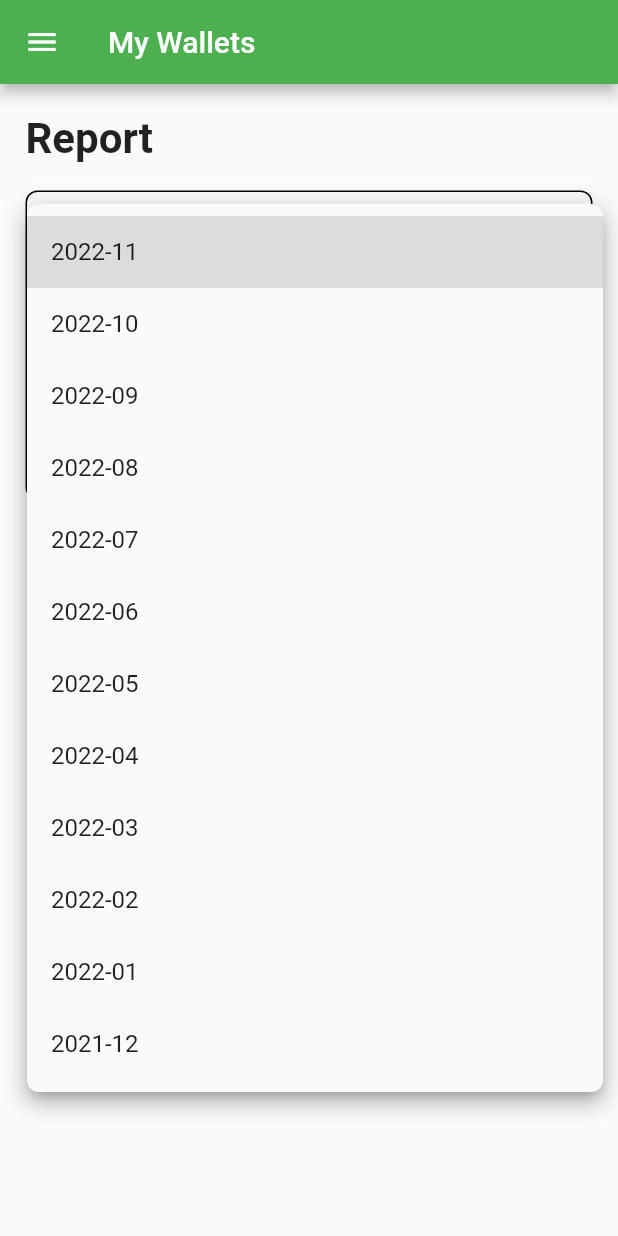
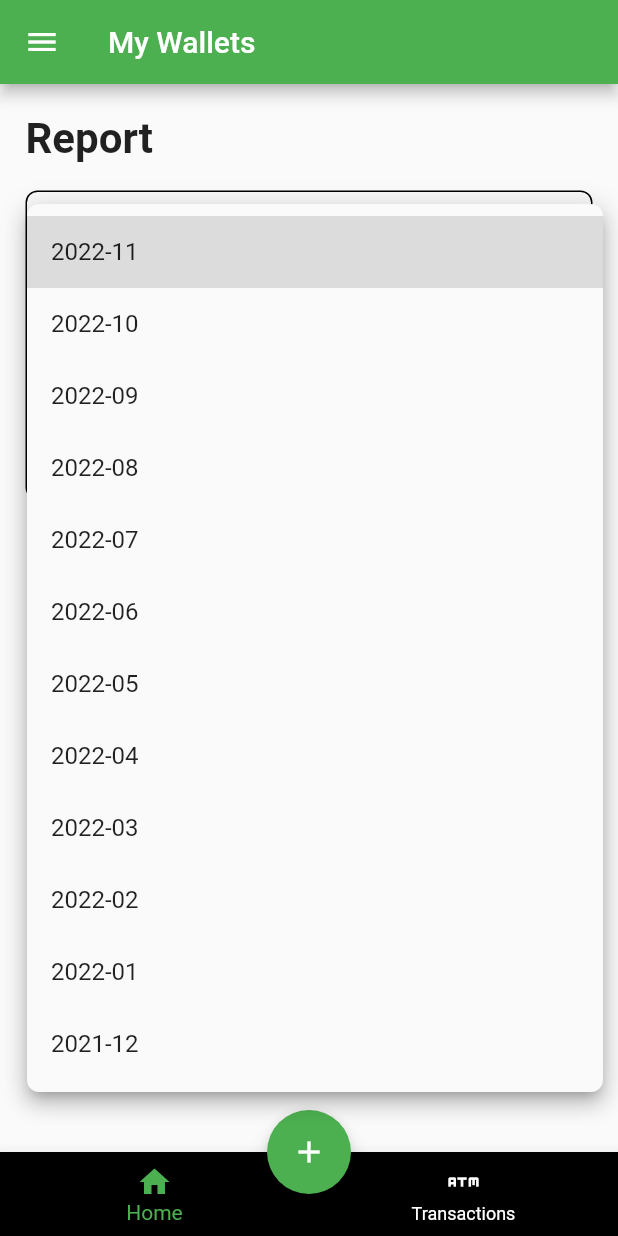
Before and after one commit to duitku-pbp/duitku-flutter, a Flutter app: the WalletHomePage screen opened by its route, after a tap on an icon or button, on a phone screen of 412 x 824 dp. Run offline on Flutter 3.47's test engine with Material 2 defaults, Android fonts, the phone set to English and light mode, and no system bars; our stand-ins replace cookie_jar, dartz, get_it; network calls fail; statements that could not run were skipped.

Commit message:
feat: add wallet page scaffold

```diff
--- a/lib/wallet/pages/wallet_home_page.dart
+++ b/lib/wallet/pages/wallet_home_page.dart
@@ -1,6 +1,7 @@
 import 'package:duitku/common/widgets/app_drawer.dart';
 import 'package:duitku/wallet/providers/wallet_provider.dart';
 import 'package:duitku/wallet/widgets/report_card.dart';
+import 'package:duitku/wallet/widgets/wallet_scaffold.dart';
 import 'package:duitku/wallet/widgets/wallet_tiles.dart';
 import 'package:flutter/material.dart';
 import 'package:provider/provider.dart';
@@ -46,9 +47,9 @@ class _WalletHomePageState extends State<WalletHomePage> {
 
   @override
   Widget build(BuildContext context) {
-    return Scaffold(
-      appBar: AppBar(title: const Text("My Wallets")),
-      drawer: const AppDrawer(),
+    return WalletScaffold(
+      idx: 0,
+      title: "My Wallets",
       body: RefreshIndicator(
         child: FutureBuilder(
           future: _getWallets ?? walletProv!.getWallets(),
--- /dev/null
+++ b/lib/wallet/widgets/wallet_scaffold.dart
@@ -0,0 +1,67 @@
+import 'package:duitku/common/widgets/app_drawer.dart';
+import 'package:flutter/material.dart';
+
+class WalletScaffold extends StatefulWidget {
+  final String title;
+  final Widget body;
+  final int idx;
+
+  const WalletScaffold({
+    super.key,
+    required this.title,
+    required this.body,
+    required this.idx,
+  });
+
+  @override
+  State<WalletScaffold> createState() => _WalletScaffoldState();
+}
+
+class _WalletScaffoldState extends State<WalletScaffold> {
+  late int _curIdx;
+
+  @override
+  void initState() {
+    _curIdx = widget.idx;
+    super.initState();
+  }
+
+  AppBar _buildAppBar() {
+    return AppBar(
+      title: Text(widget.title),
+    );
+  }
+
+  BottomNavigationBar _buildBottomNavBar() {
+    return BottomNavigationBar(
+      currentIndex: _curIdx,
+      backgroundColor: Colors.black,
+      unselectedItemColor: Colors.white,
+      type: BottomNavigationBarType.fixed,
+      onTap: (newIdx) {
+        setState(() {
+          _curIdx = newIdx;
+        });
+      },
+      items: const [
+        BottomNavigationBarItem(icon: Icon(Icons.home), label: "Home"),
+        BottomNavigationBarItem(icon: Icon(Icons.atm), label: "Transactions"),
+      ],
+    );
+  }
+
+  @override
+  Widget build(BuildContext context) {
+    return Scaffold(
+      appBar: _buildAppBar(),
+      drawer: const AppDrawer(),
+      body: widget.body,
+      floatingActionButton: FloatingActionButton(
+        onPressed: () {},
+        child: const Icon(Icons.add),
+      ),
+      floatingActionButtonLocation: FloatingActionButtonLocation.centerDocked,
+      bottomNavigationBar: _buildBottomNavBar(),
+    );
+  }
+}
```
